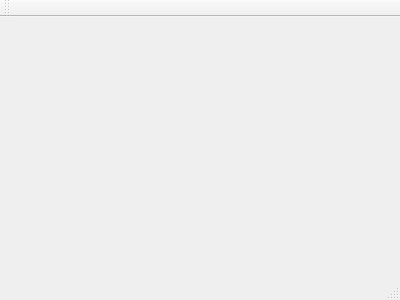
Old version of the form Client/mainwindow.ui in the repository monsty/licenserecognizer.
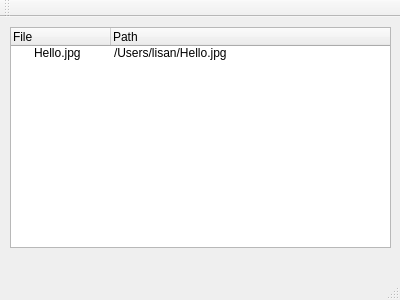
New version of the form.

What changed in the file:
```diff
--- a/Client/mainwindow.ui
+++ b/Client/mainwindow.ui
@@ -12,13 +12,57 @@
   <property name="windowTitle" >
    <string>MainWindow</string>
   </property>
-  <widget class="QMenuBar" name="menuBar" />
-  <widget class="QToolBar" name="mainToolBar" />
-  <widget class="QWidget" name="centralWidget" />
-  <widget class="QStatusBar" name="statusBar" />
+  <widget class="QWidget" name="centralWidget">
+   <widget class="QTreeWidget" name="treeWidget">
+    <property name="geometry">
+     <rect>
+      <x>10</x>
+      <y>10</y>
+      <width>381</width>
+      <height>221</height>
+     </rect>
+    </property>
+    <column>
+     <property name="text">
+      <string>File</string>
+     </property>
+    </column>
+    <column>
+     <property name="text">
+      <string>Path</string>
+     </property>
+    </column>
+    <item>
+     <property name="text">
+      <string>Hello.jpg</string>
+     </property>
+     <property name="text">
+      <string>/Users/lisan/Hello.jpg</string>
+     </property>
+    </item>
+   </widget>
+  </widget>
+  <widget class="QMenuBar" name="menuBar">
+   <property name="geometry">
+    <rect>
+     <x>0</x>
+     <y>0</y>
+     <width>400</width>
+     <height>22</height>
+    </rect>
+   </property>
+  </widget>
+  <widget class="QToolBar" name="mainToolBar">
+   <attribute name="toolBarArea">
+    <enum>TopToolBarArea</enum>
+   </attribute>
+   <attribute name="toolBarBreak">
+    <bool>false</bool>
+   </attribute>
+  </widget>
+  <widget class="QStatusBar" name="statusBar"/>
  </widget>
- <layoutDefault spacing="6" margin="11" />
- <pixmapfunction></pixmapfunction>
+ <layoutdefault spacing="6" margin="11"/>
  <resources/>
  <connections/>
 </ui>
```
Left out of the diff: 7 changed lines with no effect on the pictures.
